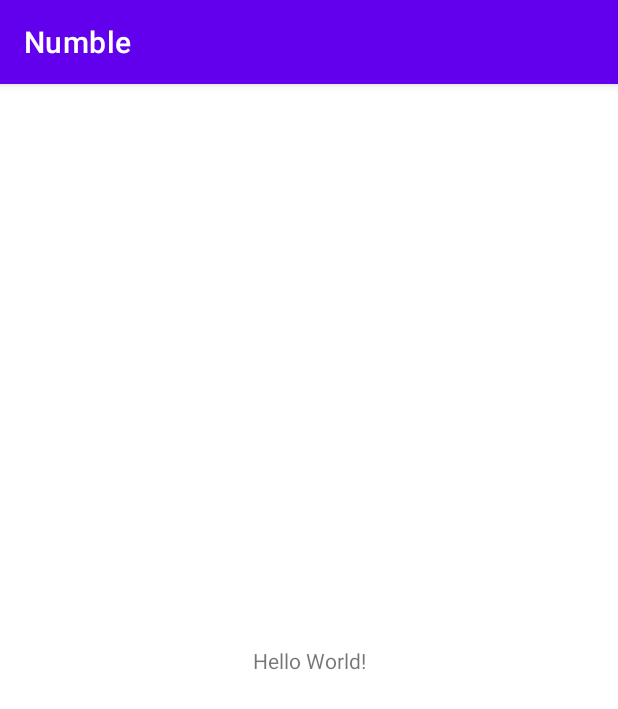
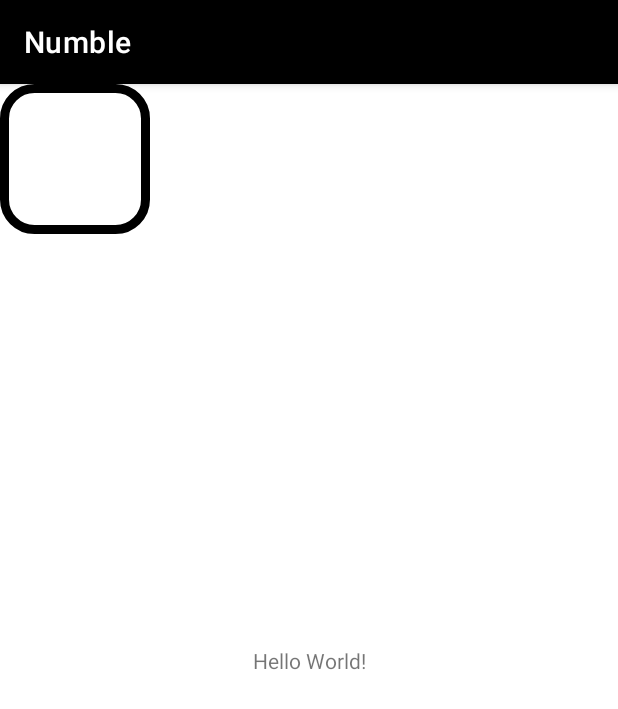
Before and after one commit to Scrip00/Numble, an Android app: the screen it shows after launch (MainActivity), on a phone screen of 412 x 824 dp. Shown: the top 709 px of the screen. Run offline under Robolectric (Android 15) with nearby library versions, the phone set to English and light mode, and no system bars.

Commit message:
Added cell class

```diff
--- /dev/null
+++ b/app/src/main/java/com/Scrip0/numble/Cell.java
@@ -0,0 +1,96 @@
+package com.Scrip0.numble;
+
+import android.annotation.SuppressLint;
+import android.content.Context;
+import android.graphics.Color;
+import android.graphics.PorterDuff;
+import android.os.Build;
+import android.text.Editable;
+import android.text.TextWatcher;
+import android.util.AttributeSet;
+import android.view.View;
+import android.widget.EditText;
+import android.widget.FrameLayout;
+
+import androidx.annotation.NonNull;
+import androidx.annotation.Nullable;
+import androidx.annotation.RequiresApi;
+
+public class Cell extends FrameLayout {
+
+    public static final int DEFAULT = 0;
+    public static final int WRONG = 1;
+    public static final int CLOSE = 2;
+    public static final int RIGHT = 3;
+
+    private String content;
+    private EditText textField;
+
+    public Cell(@NonNull Context context) {
+        super(context);
+        initView();
+    }
+
+    public Cell(@NonNull Context context, @Nullable AttributeSet attrs) {
+        super(context, attrs);
+        initView();
+    }
+
+    public Cell(@NonNull Context context, @Nullable AttributeSet attrs, int defStyleAttr) {
+        super(context, attrs, defStyleAttr);
+        initView();
+    }
+
+    public Cell(@NonNull Context context, @Nullable AttributeSet attrs, int defStyleAttr, int defStyleRes) {
+        super(context, attrs, defStyleAttr, defStyleRes);
+        initView();
+    }
+
+    private void initView() {
+        inflate(getContext(), R.layout.cell_layout, this);
+        textField = findViewById(R.id.editText);
+        textField.addTextChangedListener(new TextWatcher() {
+            @Override
+            public void beforeTextChanged(CharSequence charSequence, int i, int i1, int i2) {
+
+            }
+
+            @Override
+            public void onTextChanged(CharSequence charSequence, int i, int i1, int i2) {
+
+            }
+
+            @Override
+            public void afterTextChanged(Editable editable) {
+                if (textField.getText().length() == 1) {
+                    textField.clearFocus();
+                }
+            }
+        });
+    }
+
+    public void enableFocus() {
+        textField.setEnabled(true);
+    }
+
+    public void disableFocus() {
+        textField.setEnabled(false);
+    }
+
+    public void setBackground(int background) {
+        switch (background) {
+            case DEFAULT:
+                findViewById(R.id.layoutID).getBackground().setColorFilter(getResources().getColor(R.color.cell_default), PorterDuff.Mode.MULTIPLY);
+                break;
+            case WRONG:
+                findViewById(R.id.layoutID).getBackground().setColorFilter(getResources().getColor(R.color.cell_wrong), PorterDuff.Mode.MULTIPLY);
+                break;
+            case CLOSE:
+                findViewById(R.id.layoutID).getBackground().setColorFilter(getResources().getColor(R.color.cell_close), PorterDuff.Mode.MULTIPLY);
+                break;
+            case RIGHT:
+                findViewById(R.id.layoutID).getBackground().setColorFilter(getResources().getColor(R.color.cell_right), PorterDuff.Mode.MULTIPLY);
+                break;
+        }
+    }
+}
--- a/app/src/main/java/com/Scrip0/numble/MainActivity.java
+++ b/app/src/main/java/com/Scrip0/numble/MainActivity.java
@@ -1,7 +1,9 @@
 package com.Scrip0.numble;
 
+import androidx.annotation.RequiresApi;
 import androidx.appcompat.app.AppCompatActivity;
 
+import android.os.Build;
 import android.os.Bundle;
 
 public class MainActivity extends AppCompatActivity {
@@ -10,5 +12,8 @@ public class MainActivity extends AppCompatActivity {
     protected void onCreate(Bundle savedInstanceState) {
         super.onCreate(savedInstanceState);
         setContentView(R.layout.activity_main);
+
+        Cell cell = findViewById(R.id.CELL);
+
     }
 }
--- /dev/null
+++ b/app/src/main/res/drawable/cell_corners.xml
@@ -0,0 +1,8 @@
+<?xml version="1.0" encoding="utf-8"?>
+<shape xmlns:android="http://schemas.android.com/apk/res/android">
+    <solid android:color="@color/cell_default" />
+    <corners android:radius="20dp" />
+    <stroke
+        android:width="6dp"
+        android:color="@color/black" />
+</shape>
--- a/app/src/main/res/layout/activity_main.xml
+++ b/app/src/main/res/layout/activity_main.xml
@@ -15,4 +15,12 @@
         app:layout_constraintRight_toRightOf="parent"
         app:layout_constraintTop_toTopOf="parent" />
 
+    <com.Scrip0.numble.Cell
+        android:layout_width="match_parent"
+        android:layout_height="wrap_content"
+        tools:ignore="MissingConstraints"
+        android:id="@+id/CELL">
+
+    </com.Scrip0.numble.Cell>
+
 </androidx.constraintlayout.widget.ConstraintLayout>
--- /dev/null
+++ b/app/src/main/res/layout/cell_layout.xml
@@ -0,0 +1,18 @@
+<?xml version="1.0" encoding="utf-8"?>
+<RelativeLayout xmlns:android="http://schemas.android.com/apk/res/android"
+    android:id="@+id/layoutID"
+    android:layout_width="100dp"
+    android:layout_height="100dp"
+    android:background="@drawable/cell_corners">
+
+    <EditText
+        android:id="@+id/editText"
+        android:layout_width="match_parent"
+        android:layout_height="match_parent"
+        android:layout_centerInParent="true"
+        android:background="@null"
+        android:maxLength="1"
+        android:textAlignment="center"
+        android:textColor="@color/black"
+        android:textSize="40sp" />
+</RelativeLayout>
--- a/app/src/main/res/values-night/themes.xml
+++ b/app/src/main/res/values-night/themes.xml
@@ -2,12 +2,12 @@
     <!-- Base application theme. -->
     <style name="Theme.Numble" parent="Theme.MaterialComponents.DayNight.DarkActionBar">
         <!-- Primary brand color. -->
-        <item name="colorPrimary">@color/purple_200</item>
-        <item name="colorPrimaryVariant">@color/purple_700</item>
+        <item name="colorPrimary">@color/black</item>
+        <item name="colorPrimaryVariant">@color/black</item>
         <item name="colorOnPrimary">@color/black</item>
         <!-- Secondary brand color. -->
-        <item name="colorSecondary">@color/teal_200</item>
-        <item name="colorSecondaryVariant">@color/teal_200</item>
+        <item name="colorSecondary">@color/black</item>
+        <item name="colorSecondaryVariant">@color/black</item>
         <item name="colorOnSecondary">@color/black</item>
         <!-- Status bar color. -->
         <item name="android:statusBarColor" tools:targetApi="l">?attr/colorPrimaryVariant</item>
--- /dev/null
+++ b/app/src/main/res/values/cell_colors.xml
@@ -0,0 +1,7 @@
+<?xml version="1.0" encoding="utf-8"?>
+<resources>
+    <color name="cell_default">#ffffff</color>
+    <color name="cell_wrong">#ff4242</color>
+    <color name="cell_right">#30ff94</color>
+    <color name="cell_close">#ffa53d</color>
+</resources>
--- a/app/src/main/res/values/colors.xml
+++ b/app/src/main/res/values/colors.xml
@@ -1,10 +1,5 @@
 <?xml version="1.0" encoding="utf-8"?>
 <resources>
-    <color name="purple_200">#FFBB86FC</color>
-    <color name="purple_500">#FF6200EE</color>
-    <color name="purple_700">#FF3700B3</color>
-    <color name="teal_200">#FF03DAC5</color>
-    <color name="teal_700">#FF018786</color>
     <color name="black">#FF000000</color>
     <color name="white">#FFFFFFFF</color>
 </resources>
--- a/app/src/main/res/values/themes.xml
+++ b/app/src/main/res/values/themes.xml
@@ -2,12 +2,12 @@
     <!-- Base application theme. -->
     <style name="Theme.Numble" parent="Theme.MaterialComponents.DayNight.DarkActionBar">
         <!-- Primary brand color. -->
-        <item name="colorPrimary">@color/purple_500</item>
-        <item name="colorPrimaryVariant">@color/purple_700</item>
+        <item name="colorPrimary">@color/black</item>
+        <item name="colorPrimaryVariant">@color/black</item>
         <item name="colorOnPrimary">@color/white</item>
         <!-- Secondary brand color. -->
-        <item name="colorSecondary">@color/teal_200</item>
-        <item name="colorSecondaryVariant">@color/teal_700</item>
+        <item name="colorSecondary">@color/black</item>
+        <item name="colorSecondaryVariant">@color/black</item>
         <item name="colorOnSecondary">@color/black</item>
         <!-- Status bar color. -->
         <item name="android:statusBarColor" tools:targetApi="l">?attr/colorPrimaryVariant</item>
```
